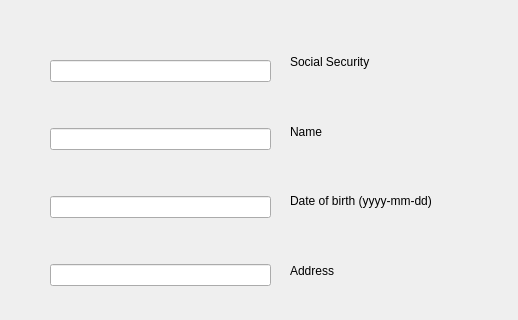
This is addpatient.ui in oracle-ryuu/SimpleSerums_radical_redo as Qt 5 draws it before an edit; both pictures show x 0 to 518 and y 0 to 320 of the 518 by 746 pixel window. The edited form follows.
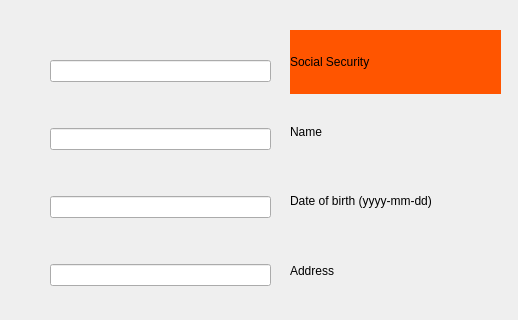
This is the edited form. Icons and pictures are not drawn.

Patch:
```diff
--- a/addpatient.ui
+++ b/addpatient.ui
@@ -13,6 +13,9 @@
   <property name="windowTitle">
    <string>Dialog</string>
   </property>
+  <property name="styleSheet">
+   <string notr="true">background-image: url(:/new/prefix1/build-SimpleSerum-Desktop_Qt_5_8_0_MSVC2015_64bit-Debug/red add.png);</string>
+  </property>
   <widget class="QWidget" name="verticalLayoutWidget_2">
    <property name="geometry">
     <rect>
@@ -25,6 +28,10 @@
    <layout class="QVBoxLayout" name="verticalLayout_2">
     <item>
      <widget class="QLabel" name="label_4">
+      <property name="styleSheet">
+       <string notr="true">background-color: rgb(255, 85, 0);
+background-image: url(:/img/img/BG3.png);</string>
+      </property>
       <property name="text">
        <string>Social Security</string>
       </property>
```
Left out of the diff: 3 changed lines with no effect on the pictures.
